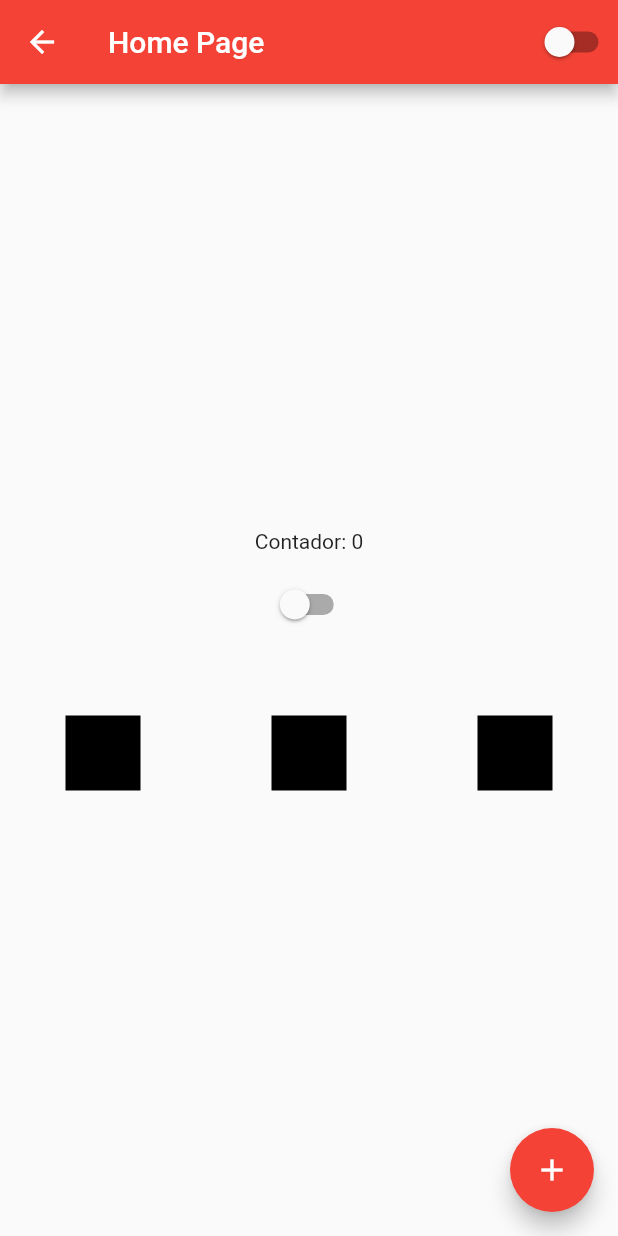
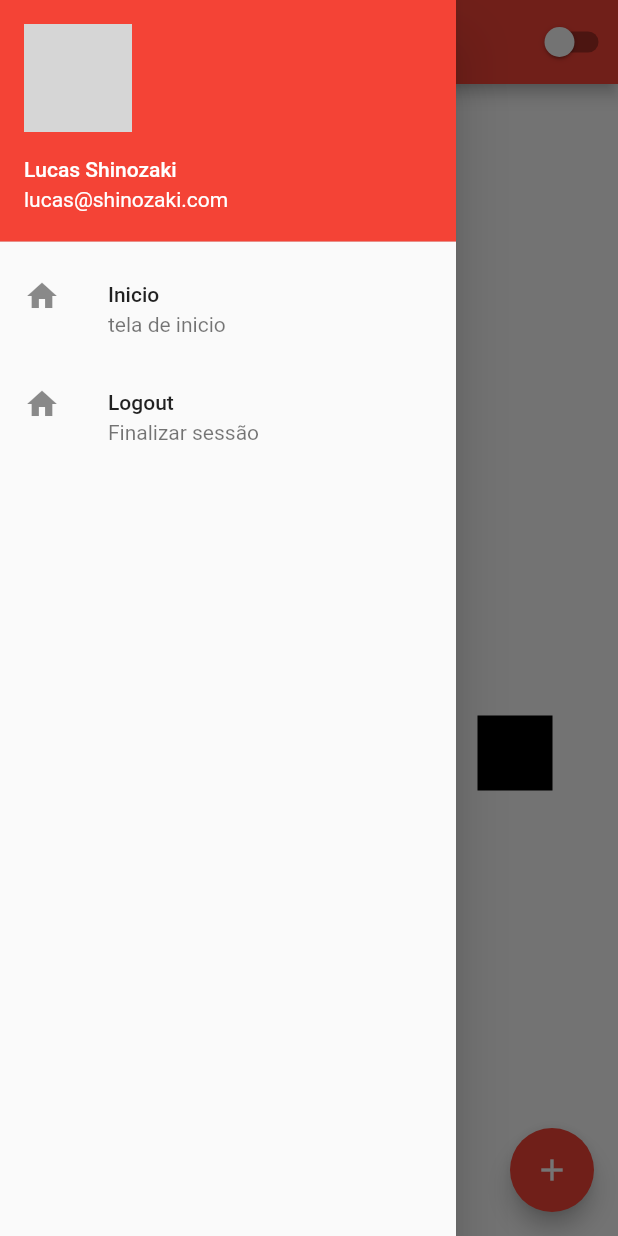
Before and after one commit to lucasshinozaki/estudo-flutter, a Flutter app: the HomePage screen opened by its route, with the side drawer open (before the commit the screen has no drawer), on a phone screen of 412 x 824 dp. Run offline on Flutter 3.47's test engine with Material 2 defaults, Android fonts, the phone set to English and light mode, and no system bars; missing offline and left inert: dart:html; network calls fail; grey boxes are pictures that could not be loaded.

Commit message:
estudo: Drawer

```diff
--- a/estudo_flutter_application/lib/home_page.dart
+++ b/estudo_flutter_application/lib/home_page.dart
@@ -14,6 +14,33 @@ class HomePageState extends State<HomePage> {
   @override
   Widget build(BuildContext context) {
     return Scaffold(
+      drawer: Drawer(
+        child: Column(
+          children: [
+            UserAccountsDrawerHeader(
+                currentAccountPicture: Image.network('https://encrypted-tbn0.gstatic.com/images?q=tbn:ANd9GcQQPzY5hNes9zAKobQjnNGnkuePIHjYs0oibg&usqp=CAU'),
+                accountName: Text('Lucas Shinozaki'),
+                accountEmail: Text('lucas@shinozaki.com')
+            ),
+            ListTile(
+              leading: Icon(Icons.home),
+              title: Text('Inicio'),
+              subtitle: Text('tela de inicio'),
+              onTap: () {
+                print('Nome');
+              },
+            ),
+            ListTile(
+              leading: Icon(Icons.home),
+              title: Text('Logout'),
+              subtitle: Text('Finalizar sessão'),
+              onTap: () {
+                Navigator.of(context).pushReplacementNamed('/');
+              },
+            )
+          ],
+        ),
+      ),
       appBar: AppBar(
         title: Text("Home Page"),
         actions: [
@@ -67,15 +94,15 @@ class HomePageState extends State<HomePage> {
 }
 
 class CustomSwitch extends StatelessWidget {
-  const CustomSwitch({ Key? key }) : super(key: key);
+  const CustomSwitch({Key? key}) : super(key: key);
 
   @override
   Widget build(BuildContext context) {
     return Switch(
-          value: AppController.instance.isDartTheme,
-          onChanged: (value) {
-            AppController.instance.changeTheme();
-          },
-        );
+      value: AppController.instance.isDartTheme,
+      onChanged: (value) {
+        AppController.instance.changeTheme();
+      },
+    );
   }
 }
```
Also changed, not shown: estudo_flutter_application/assets/images/perfil.jpg (added).
